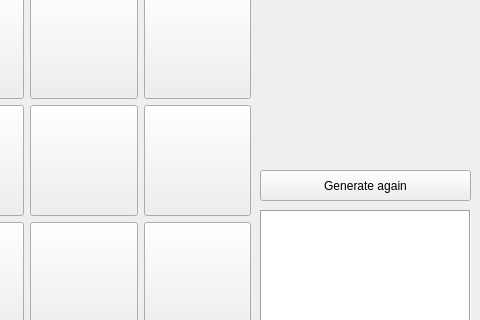
Before: the Qt Designer form Project/bingo.ui in Skeletonek/Bingomonium, drawn with Qt 5; both pictures show x 320 to 800 and y 140 to 460 of the 800 by 600 pixel window.
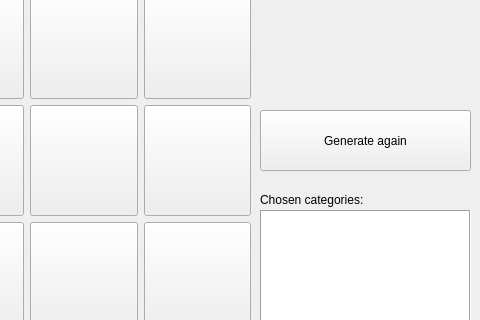
After: the same form once the commit is applied. Icons and pictures are not drawn.

Patch:
```diff
--- a/Project/bingo.ui
+++ b/Project/bingo.ui
@@ -424,15 +424,28 @@
    <property name="geometry">
     <rect>
      <x>580</x>
-     <y>310</y>
+     <y>250</y>
      <width>211</width>
-     <height>31</height>
+     <height>61</height>
     </rect>
    </property>
    <property name="text">
     <string>Generate again</string>
    </property>
   </widget>
+  <widget class="QLabel" name="label">
+   <property name="geometry">
+    <rect>
+     <x>580</x>
+     <y>330</y>
+     <width>211</width>
+     <height>20</height>
+    </rect>
+   </property>
+   <property name="text">
+    <string>Chosen categories:</string>
+   </property>
+  </widget>
  </widget>
  <resources>
   <include location="QtResourceFile.qrc"/>
```
